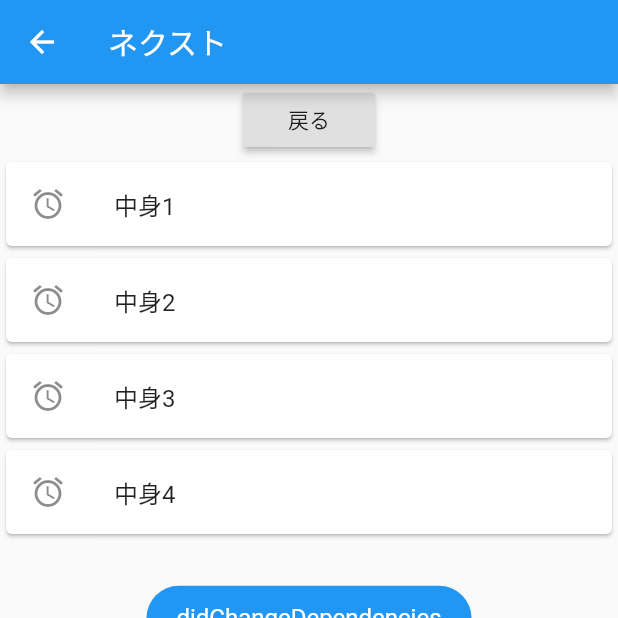
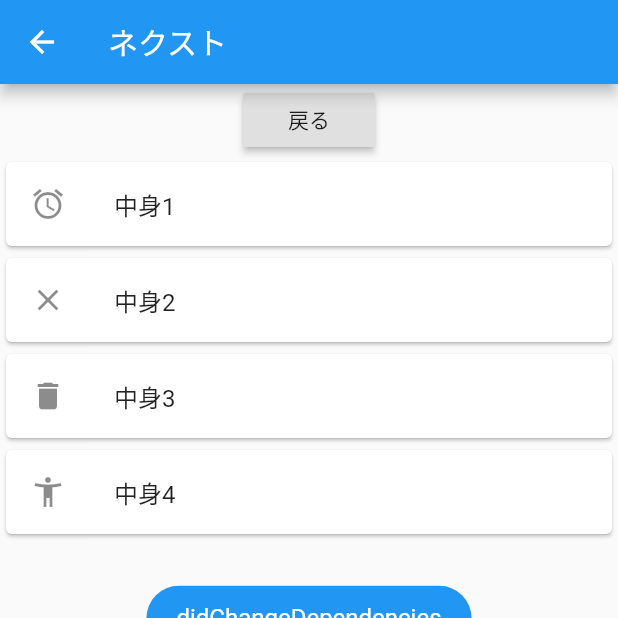
Before and after one commit to selfstudymaster/flutter_study, a Flutter app: the NextScreen screen opened directly, on a phone screen of 412 x 824 dp, the top half of it. Run offline on Flutter 3.47's test engine with Material 2 defaults, Android fonts, the phone set to English and light mode, and no system bars; our stand-ins replace fluttertoast.

Commit message:
アイコンの変更

```diff
--- a/lib/next_screen.dart
+++ b/lib/next_screen.dart
@@ -72,27 +72,25 @@ class _NextScreenState extends State<NextScreen> {
                 ),
                 Card(
                   child: ListTile(
-                    leading: Icon(Icons.access_alarm),
+                    leading: Icon(Icons.close),
                     title:Text("中身2"),
                   ),
                 ),
                 Card(
                   child: ListTile(
-                    leading: Icon(Icons.access_alarm),
+                    leading: Icon(Icons.delete),
                     title:Text("中身3"),
                   ),
                 ),
                 Card(
                   child: ListTile(
-                    leading: Icon(Icons.access_alarm),
+                    leading: Icon(Icons.accessibility_new),
                     title:Text("中身4"),
                   ),
                 ),
               ],
-
             ),
           ),
-
         ],
       ),
     );
```
